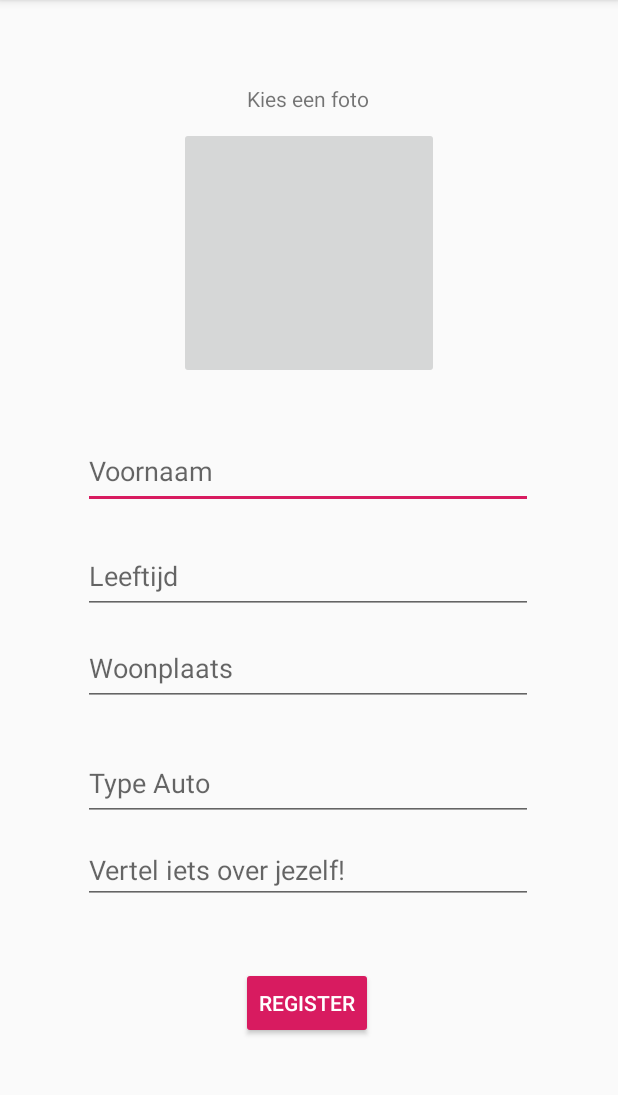
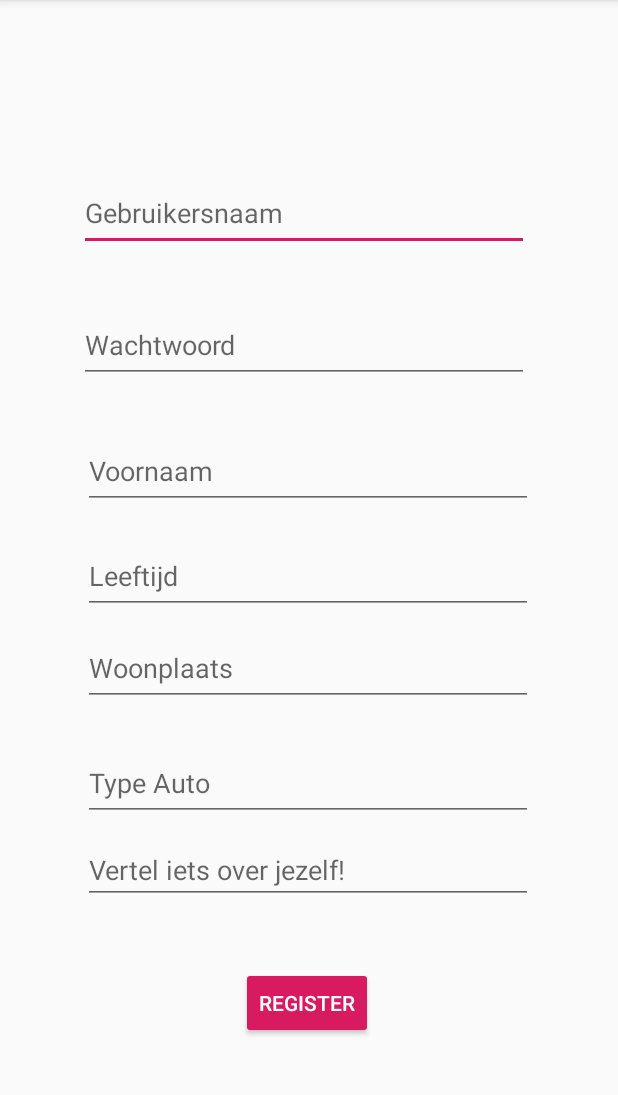
Before and after one commit to dutchfarao/Lifter, an Android app: the RegisterActvity screen opened directly, with no data from a screen before it, on a phone screen of 412 x 824 dp, the part 84-1179 px from its top. Run offline under Robolectric (Android 15) with nearby library versions, the phone set to English and light mode, and no system bars.

Commit message:
Alpha version2

```diff
--- a/app/build.gradle
+++ b/app/build.gradle
@@ -22,6 +22,8 @@ dependencies {
     implementation fileTree(dir: 'libs', include: ['*.jar'])
     implementation 'com.android.support:appcompat-v7:28.0.0'
     implementation 'com.android.support.constraint:constraint-layout:1.1.3'
+    implementation 'com.android.volley:volley:1.1.0'
+
     implementation 'com.google.android.gms:play-services-maps:16.1.0'
     testImplementation 'junit:junit:4.12'
     androidTestImplementation 'com.android.support.test:runner:1.0.2'
--- a/app/src/main/java/com/example/lifter/CSVHelper.java
+++ b/app/src/main/java/com/example/lifter/CSVHelper.java
@@ -14,8 +14,8 @@ public class CSVHelper {
         this.inputStream = inputStream;
     }
 
-    public List read(){
-        List<Liftspot> liftspots = new ArrayList<Liftspot>();
+    public ArrayList<Liftspot> read(){
+        ArrayList<Liftspot> liftspots = new ArrayList<>();
         int idCounter = 0;
         BufferedReader reader = new BufferedReader(new InputStreamReader(inputStream));
         try {
--- a/app/src/main/java/com/example/lifter/RegisterActvity.java
+++ b/app/src/main/java/com/example/lifter/RegisterActvity.java
@@ -1,17 +1,47 @@
 package com.example.lifter;
 
+import android.content.Context;
 import android.content.Intent;
 import android.support.v7.app.AppCompatActivity;
 import android.os.Bundle;
 import android.view.View;
 import android.widget.Button;
+import android.widget.EditText;
 
 public class RegisterActvity extends AppCompatActivity {
+
+    EditText name;
+    EditText username;
+    EditText password;
+    EditText age;
+    EditText city;
+    EditText car;
+    EditText bio;
+    String inputname;
+    String inputagestring;
+    int inputage;
+    String inputcity;
+    String inputcar;
+    String inputbio;
+    String inputusername;
+    String inputpassword;
 
     @Override
     protected void onCreate(Bundle savedInstanceState) {
         super.onCreate(savedInstanceState);
         setContentView(R.layout.activity_register);
+
+
+
+        city = findViewById(R.id.RegisterWoonplaats);
+        car = findViewById(R.id.RegisterCar);
+        bio = findViewById(R.id.RegisterBio);
+        name = findViewById(R.id.RegisterNaam);
+        age = findViewById(R.id.RegisterLeeftijd);
+        username = findViewById(R.id.RegisterUsername);
+        password = findViewById(R.id.RegisterPassword);
+
+
 
         //create listener for login button
         Button btn = findViewById(R.id.RegisterButton);
@@ -23,6 +53,25 @@ public class RegisterActvity extends AppCompatActivity {
     private class onClick implements View.OnClickListener {
         @Override
         public void onClick(View v) {
+
+
+            //get values
+            Context context = v.getContext();
+
+            inputname = String.valueOf(name.getText());
+            inputagestring = String.valueOf(age.getText());
+            inputage = Integer.valueOf(inputagestring);
+            inputcity = String.valueOf(city.getText());
+            inputcar = String.valueOf(car.getText());
+            inputbio = String.valueOf(bio.getText());
+            inputusername = String.valueOf(username.getText());
+            inputpassword = String.valueOf(password.getText());
+
+            LoginRequest register = new LoginRequest(context, inputusername, inputpassword, inputname, inputcity, inputage, inputcar, inputbio);
+            register.sendUser(inputusername, inputpassword, inputname, inputcity, inputage, inputcar, inputbio);
+
+
+
             Intent intent = new Intent(RegisterActvity.this, MapsActivity.class);
             startActivity(intent);
         }
--- a/app/src/main/res/layout/activity_register.xml
+++ b/app/src/main/res/layout/activity_register.xml
@@ -6,29 +6,30 @@
     android:layout_height="match_parent"
     tools:context=".RegisterActviity">
 
-    <TextView
-        android:id="@+id/RegisterImagetext"
-        android:layout_width="wrap_content"
-        android:layout_height="24dp"
-        android:layout_marginTop="51dp"
-        android:text="Kies een foto"
-        app:layout_constraintBottom_toTopOf="@+id/MapsFloatingActionButton"
+    <EditText
+        android:id="@+id/RegisterUsername"
+        android:layout_width="300dp"
+        android:layout_height="50dp"
+        android:layout_marginTop="117dp"
+        android:hint="Gebruikersnaam"
         app:layout_constraintEnd_toEndOf="parent"
-        app:layout_constraintHorizontal_bias="0.498"
+        app:layout_constraintHorizontal_bias="0.468"
         app:layout_constraintStart_toStartOf="parent"
         app:layout_constraintTop_toTopOf="parent" />
 
-    <ImageButton
-        android:id="@+id/MapsFloatingActionButton"
-        android:layout_width="173dp"
-        android:layout_height="168dp"
-        android:layout_marginTop="75dp"
-        android:layout_marginBottom="28dp"
+    <EditText
+        android:id="@+id/RegisterPassword"
+        android:layout_width="300dp"
+        android:layout_height="50dp"
+        android:layout_marginStart="52dp"
+        android:layout_marginTop="29dp"
+        android:layout_marginEnd="59dp"
+        android:layout_marginBottom="25dp"
+        android:hint="Wachtwoord"
         app:layout_constraintBottom_toTopOf="@+id/RegisterNaam"
         app:layout_constraintEnd_toEndOf="parent"
         app:layout_constraintStart_toStartOf="parent"
-        app:layout_constraintTop_toTopOf="parent"
-        tools:srcCompat="@tools:sample/avatars" />
+        app:layout_constraintTop_toBottomOf="@+id/RegisterUsername" />
 
     <EditText
         android:id="@+id/RegisterNaam"
```
Also changed, not shown: app/src/main/java/com/example/lifter/LiftActivity.java (+69 -2 lines), app/src/main/java/com/example/lifter/LoginRequest.java (added, +125 -0 lines), app/src/main/java/com/example/lifter/MapsActivity.java (+11 -2 lines), app/src/main/java/com/example/lifter/User.java (+72 -8 lines), app/src/main/res/layout/activity_lift.xml (+18 -20 lines).
